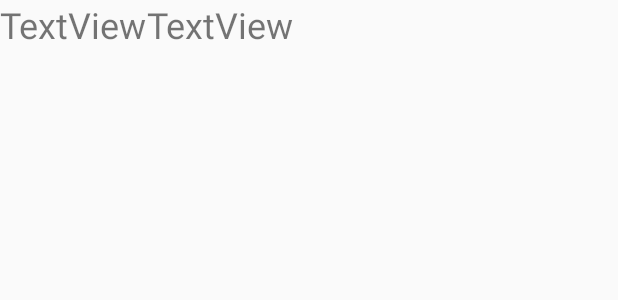
After one commit to yellow-Umbrella/AndroidBookReminder, an Android app: the layout reminder_adapter.xml on its own in the app's theme, with its tools: preview values and no code run, on a phone screen of 412 x 824 dp. The commit adds this screen. Shown: the top 300 px of the screen. Run offline under Robolectric (Android 15) with nearby library versions, the phone set to English and light mode, and no system bars.

Commit message:
Reminder adapter implemented, 15s-24s late alarm bug??

```diff
--- a/BookShelf/app/src/main/java/br/com/renandias/bookshelf/DataBase/DbBitmapUtility.java
+++ b/BookShelf/app/src/main/java/br/com/renandias/bookshelf/DataBase/DbBitmapUtility.java
@@ -9,6 +9,10 @@ import java.io.ByteArrayOutputStream;
  * Created by Renan on 13/12/2016.
  */
 
+/**
+ * Classe utilitária para converter Bitmaps(Imagens) em Arrays de bytes e para converter
+ * Arrays de bytes em Bitmaps(Imagens).
+ */
 public class DbBitmapUtility {
 
     /**
--- a/BookShelf/app/src/main/java/br/com/renandias/bookshelf/models/Book.java
+++ b/BookShelf/app/src/main/java/br/com/renandias/bookshelf/models/Book.java
@@ -6,12 +6,16 @@ import android.graphics.Bitmap;
  * Created by Renan on 10/12/2016.
  */
 
+/**
+ * Classe model de um Livro(Book) com id, nome, Quantidade de páginas e uma imagem.
+ */
 public class Book {
 
+    //Atributos
     private Long id;
     private String name;
     private Integer pages;
-    private Bitmap bitmapImage;       //change later
+    private Bitmap bitmapImage;
 
     //Constructors
     public Book() {}
--- a/BookShelf/app/src/main/res/layout/book_adapter.xml
+++ b/BookShelf/app/src/main/res/layout/book_adapter.xml
@@ -12,9 +12,7 @@
     <TextView
         android:layout_width="match_parent"
         android:layout_height="50dp"
-        android:id="@+id/book_name_adapter"/>
-        <!--android:focusableInTouchMode="false"
-        android:clickable="false"
-        android:focusable="false"-->
+        android:id="@+id/book_name_adapter"
+        android:textSize="18sp" />
 
 </LinearLayout>
--- /dev/null
+++ b/BookShelf/app/src/main/res/layout/reminder_adapter.xml
@@ -0,0 +1,24 @@
+<?xml version="1.0" encoding="utf-8"?>
+<RelativeLayout xmlns:android="http://schemas.android.com/apk/res/android"
+    xmlns:app="http://schemas.android.com/apk/res-auto"
+    android:layout_width="match_parent" android:layout_height="match_parent">
+
+    <TextView
+        android:text="TextView"
+        android:layout_width="wrap_content"
+        android:layout_height="wrap_content"
+        android:layout_alignParentEnd="true"
+        android:id="@+id/date_reminder_text"
+        android:layout_alignBottom="@+id/reminders_book_name"
+        android:textSize="24sp"
+        android:layout_toEndOf="@+id/reminders_book_name" />
+
+    <TextView
+        android:text="TextView"
+        android:layout_width="wrap_content"
+        android:layout_height="wrap_content"
+        android:id="@+id/reminders_book_name"
+        android:textSize="24sp"
+        android:layout_alignParentTop="true"
+        android:layout_alignParentStart="true" />
+</RelativeLayout>
```
Also changed, not shown: BookShelf/app/src/main/java/br/com/renandias/bookshelf/AddBook.java (+24 -5 lines), BookShelf/app/src/main/java/br/com/renandias/bookshelf/AddReminder.java (+39 -9 lines), BookShelf/app/src/main/java/br/com/renandias/bookshelf/AlertReceiver.java (+10 -5 lines), BookShelf/app/src/main/java/br/com/renandias/bookshelf/DataBase/DataBase.java (+42 -33 lines), BookShelf/app/src/main/java/br/com/renandias/bookshelf/MainActivity.java (+12 -1 lines), BookShelf/app/src/main/java/br/com/renandias/bookshelf/MyBooks.java (+13 -3 lines), BookShelf/app/src/main/java/br/com/renandias/bookshelf/MyReminders.java (+9 -19 lines), BookShelf/app/src/main/java/br/com/renandias/bookshelf/adapter/BookAdapter.java (+6 -1 lines), BookShelf/app/src/main/java/br/com/renandias/bookshelf/adapter/ReminderAdapter.java (added, +62 -0 lines), BookShelf/app/src/main/java/br/com/renandias/bookshelf/models/Reminder.java (+19 -2 lines).
